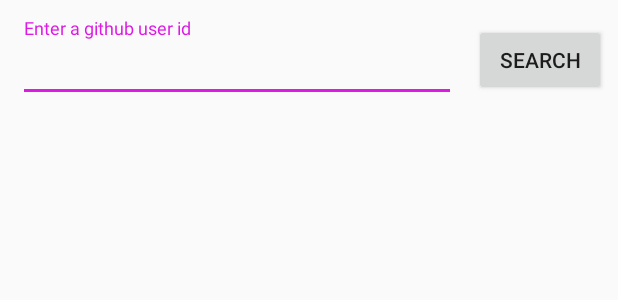
After one commit to Superdude09/GitHubProject, an Android app: the layout layout_search_input.xml on its own in the app's theme, with its tools: preview values and no code run, on a phone screen of 412 x 824 dp. The commit adds this screen. Shown: the top 300 px of the screen. Run offline under Robolectric (Android 15) with nearby library versions, the phone set to English and light mode, and no system bars.

Commit message:
Refactored out search input to its own fragment

```diff
--- /dev/null
+++ b/app/src/main/res/layout/layout_search_input.xml
@@ -0,0 +1,34 @@
+<?xml version="1.0" encoding="utf-8"?>
+<androidx.constraintlayout.widget.ConstraintLayout
+    xmlns:android="http://schemas.android.com/apk/res/android"
+    xmlns:app="http://schemas.android.com/apk/res-auto"
+    android:layout_width="match_parent"
+    android:layout_height="match_parent">
+    <com.google.android.material.textfield.TextInputLayout
+        android:id="@+id/search_input_layout"
+        android:layout_width="0dp"
+        android:layout_height="wrap_content"
+        android:layout_margin="12dp"
+        android:hint="@string/search_input_layout_hint"
+        android:theme="@style/SearchInputLayoutAppearance"
+        app:layout_constraintEnd_toStartOf="@+id/searchButton"
+        app:layout_constraintStart_toStartOf="parent"
+        app:layout_constraintTop_toTopOf="parent">
+
+        <com.google.android.material.textfield.TextInputEditText
+            android:layout_width="match_parent"
+            android:layout_height="wrap_content" />
+
+    </com.google.android.material.textfield.TextInputLayout>
+
+    <Button
+        android:id="@+id/searchButton"
+        style="?attr/materialButtonOutlinedStyle"
+        android:layout_width="wrap_content"
+        android:layout_height="wrap_content"
+        android:layout_margin="8dp"
+        android:text="@string/search_button_label"
+        app:layout_constraintBottom_toBottomOf="@+id/search_input_layout"
+        app:layout_constraintEnd_toEndOf="parent"
+        app:layout_constraintTop_toTopOf="@+id/search_input_layout" />
+</androidx.constraintlayout.widget.ConstraintLayout>
```
Also changed, not shown: app/src/main/java/com/example/githubproject/MainActivity.kt (+2 -5 lines), app/src/main/java/com/example/githubproject/search/SearchInputFragment.kt (added, +19 -0 lines), app/src/main/res/layout/activity_main.xml (+10 -29 lines).
